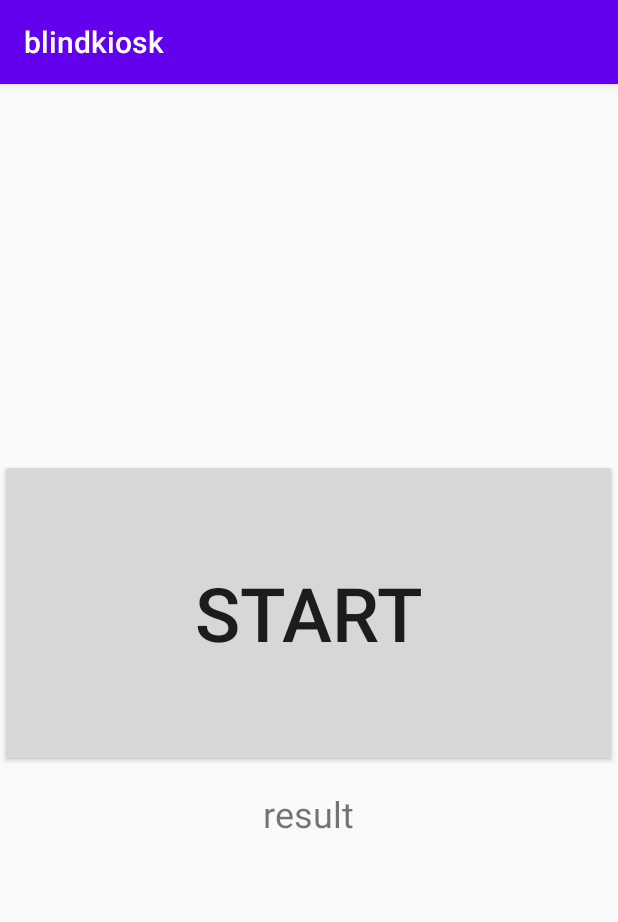
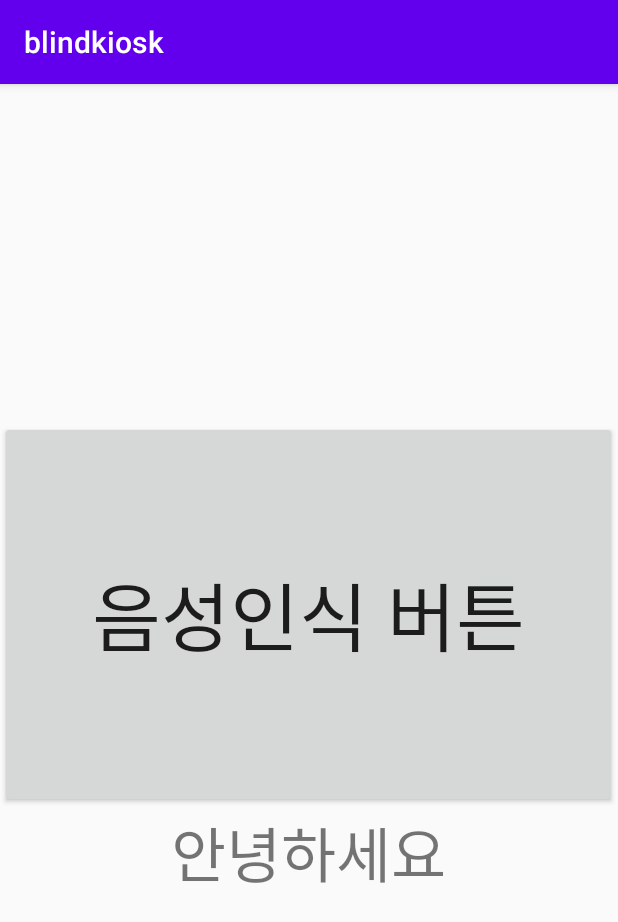
Before and after one commit to sumeen99/blindkiosk, an Android app: the screen it shows after launch (STT before the commit, Choose_Menu after it), after a tap on "NEXT", on a phone screen of 412 x 824 dp. Shown: the top 922 px of the screen. Run offline under Robolectric (Android 15) with nearby library versions, the phone set to English and light mode, and no system bars; 3 statements that could not run were skipped.

Commit message:
메뉴 선택창

```diff
--- a/client/blindkiosk/app/build.gradle
+++ b/client/blindkiosk/app/build.gradle
@@ -6,7 +6,7 @@ android {
 
     defaultConfig {
         applicationId "com.abc.blindkiosk"
-        minSdkVersion 29
+        minSdkVersion 16
         targetSdkVersion 30
         versionCode 1
         versionName "1.0"
@@ -29,6 +29,4 @@ dependencies {
     testImplementation 'junit:junit:4.12'
     androidTestImplementation 'androidx.test.ext:junit:1.1.2'
     androidTestImplementation 'androidx.test.espresso:espresso-core:3.3.0'
-
-    implementation 'com.kakao.sdk:newtone:6.0.1'
 }
--- /dev/null
+++ b/client/blindkiosk/app/src/main/java/com/abc/blindkiosk/Choose_Menu.java
@@ -0,0 +1,58 @@
+package com.abc.blindkiosk;
+
+import android.content.Intent;
+import android.os.Bundle;
+import android.view.View;
+import android.widget.Button;
+import android.widget.TextView;
+
+import androidx.annotation.Nullable;
+import androidx.appcompat.app.AppCompatActivity;
+
+public class Choose_Menu extends AppCompatActivity {
+
+    Button btn;
+    TextView textView;
+    STT stt;
+    TTS tts;
+    String num;
+
+    @Override
+    protected void onCreate(@Nullable Bundle savedInstanceState) {
+        super.onCreate(savedInstanceState);
+        setContentView(R.layout.subactivity);
+
+        TTS tts1 = new TTS("메뉴 선택 방식을 선택해주세요");
+        TTS tts2 = new TTS("1번. 전체 메뉴 읽기");
+        TTS tts3 = new TTS("2번. 카테고리별 메뉴 선택하기");
+        TTS tts4 = new TTS("3번. 바로 메뉴 선택하기");
+
+        textView = findViewById(R.id.textview);
+        btn = findViewById(R.id.btn);
+        btn.setOnClickListener(new View.OnClickListener() {
+            @Override
+            public void onClick(View view) {
+                stt = new STT(btn, textView);
+            }
+        });
+
+    }
+
+    @Override
+    protected void onResume() {
+        super.onResume();
+
+        num = stt.answer.getText().toString();
+        if(num == "2번"){
+            Intent intent = new Intent(this, Choose_Menu_2.class);
+            startActivity(intent);
+        } else if(num == "3번"){
+            Intent intent = new Intent(this, Choose_Menu_3.class);
+            startActivity(intent);
+        } else{
+            TTS tts = new TTS("잘못된 대답입니다. 버튼을 누르고 다시 답해주세요");
+        }
+    }
+
+
+}
--- a/client/blindkiosk/app/src/main/java/com/abc/blindkiosk/MainActivity.java
+++ b/client/blindkiosk/app/src/main/java/com/abc/blindkiosk/MainActivity.java
@@ -5,24 +5,25 @@ import android.os.Bundle;
 import android.view.View;
 import android.widget.Button;
 
-import androidx.annotation.Nullable;
 import androidx.appcompat.app.AppCompatActivity;
 
+
 public class MainActivity extends AppCompatActivity {
-
 
     @Override
     protected void onCreate(Bundle savedInstanceState) {
         super.onCreate(savedInstanceState);
         setContentView(R.layout.activity_main);
 
-        Button btn = (Button) findViewById(R.id.btn);
-        btn.setOnClickListener(new View.OnClickListener() {
+        Button button = findViewById(R.id.button);
+        button.setOnClickListener(new View.OnClickListener() {
             @Override
-            public void onClick(View v) {
-                Intent intent = new Intent(getApplicationContext(), STT.class);
+            public void onClick(View view) {
+                Intent intent = new Intent(getApplicationContext(), Choose_Menu.class);
                 startActivity(intent);
             }
         });
     }
+
+
 }
--- /dev/null
+++ b/client/blindkiosk/app/src/main/java/com/abc/blindkiosk/TTS.java
@@ -0,0 +1,33 @@
+package com.abc.blindkiosk;
+
+import android.content.Context;
+import android.speech.tts.TextToSpeech;
+import android.widget.TextView;
+
+import java.util.Locale;
+
+import static android.speech.tts.TextToSpeech.ERROR;
+
+public class TTS {
+
+    private TextToSpeech tts;
+    TextView textView;
+    Context context;
+
+    TTS (String menu) {
+
+        this.textView = textView;
+        tts = new TextToSpeech(context, new TextToSpeech.OnInitListener() {
+            @Override
+            public void onInit(int status) {
+                if (status != ERROR) {
+                    tts.setLanguage(Locale.KOREA);
+                }
+            }
+        });
+
+        tts.speak(menu, TextToSpeech.QUEUE_FLUSH, null);
+
+    }
+
+}
--- a/client/blindkiosk/app/src/main/res/layout/activity_main.xml
+++ b/client/blindkiosk/app/src/main/res/layout/activity_main.xml
@@ -9,7 +9,7 @@
     tools:context=".MainActivity">
 
     <Button
-        android:id="@+id/btn"
+        android:id="@+id/button"
         android:layout_width="411dp"
         android:layout_height="260dp"
         android:textSize="50sp"
--- a/client/blindkiosk/app/src/main/res/layout/stt_activity.xml
+++ /dev/null
@@ -1,28 +0,0 @@
-<?xml version="1.0" encoding="utf-8"?>
-<LinearLayout
-    xmlns:android="http://schemas.android.com/apk/res/android"
-    xmlns:app="http://schemas.android.com/apk/res-auto"
-    xmlns:tools="http://schemas.android.com/tools"
-    android:layout_width="match_parent"
-    android:layout_height="match_parent"
-    android:gravity="center"
-    android:orientation="vertical"
-    tools:context=".STT">
-
-
-    <Button
-        android:id="@+id/btn"
-        android:layout_width="411dp"
-        android:layout_height="205dp"
-        android:text="START"
-        android:textSize="50sp" />
-
-    <TextView
-        android:id="@+id/textview"
-        android:layout_width="170dp"
-        android:layout_height="62dp"
-        android:textSize="24sp"
-        android:text="result"
-        android:gravity="center"/>
-
-</LinearLayout>
--- /dev/null
+++ b/client/blindkiosk/app/src/main/res/layout/subactivity.xml
@@ -0,0 +1,24 @@
+<?xml version="1.0" encoding="utf-8"?>
+<LinearLayout
+    xmlns:android="http://schemas.android.com/apk/res/android"
+    android:layout_width="match_parent"
+    android:layout_height="match_parent"
+    android:gravity="center"
+    android:orientation="vertical">
+
+    <Button
+        android:id="@+id/btn"
+        android:layout_width="411dp"
+        android:layout_height="258dp"
+        android:textSize="50sp"
+        android:text="음성인식 버튼" />
+
+    <TextView
+        android:id="@+id/textview"
+        android:layout_width="wrap_content"
+        android:layout_height="wrap_content"
+        android:textSize="40sp"
+        android:text="안녕하세요"/>
+
+
+</LinearLayout>
--- a/client/blindkiosk/build.gradle
+++ b/client/blindkiosk/build.gradle
@@ -16,9 +16,6 @@ allprojects {
     repositories {
         google()
         jcenter()
-
-        mavenCentral()
-        maven { url 'http://devrepo.kakao.com:8088/nexus/content/groups/public/' }
     }
 }
 
```
Also changed, not shown: client/blindkiosk/app/src/main/AndroidManifest.xml (+7 -6 lines), client/blindkiosk/app/src/main/java/com/abc/blindkiosk/Choose_Menu_2.java (added, +96 -0 lines), client/blindkiosk/app/src/main/java/com/abc/blindkiosk/Choose_Menu_3.java (added, +14 -0 lines), client/blindkiosk/app/src/main/java/com/abc/blindkiosk/STT.java (+110 -87 lines), client/blindkiosk/app/src/main/res/drawable/ic_launcher_foreground.xml (added, +30 -0 lines).
